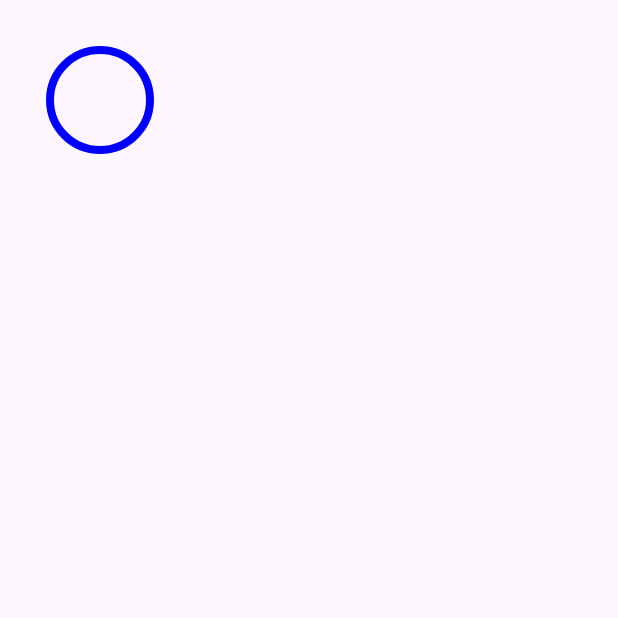
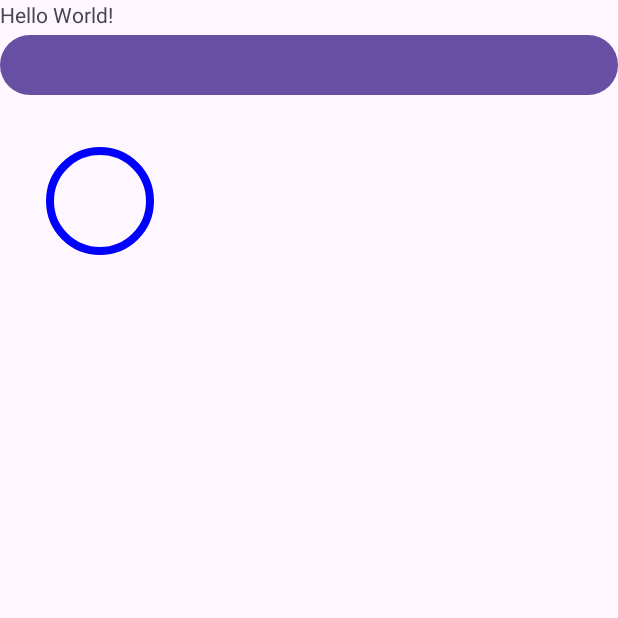
Before and after one commit to AlexFVZ/pruebaUnity, an Android app: the screen it shows after launch (MainActivity), on a phone screen of 412 x 824 dp, the top half of it. Run offline under Robolectric (Android 15) with nearby library versions, the phone set to English and light mode, and no system bars.

```diff
--- a/app/src/main/java/dev/xtec/pruebaunity/MainActivity.java
+++ b/app/src/main/java/dev/xtec/pruebaunity/MainActivity.java
@@ -1,6 +1,8 @@
 package dev.xtec.pruebaunity;
 
 import android.os.Bundle;
+import android.view.View;
+import android.widget.Button;
 
 import androidx.activity.EdgeToEdge;
 import androidx.appcompat.app.AppCompatActivity;
@@ -11,6 +13,8 @@ import androidx.core.view.WindowInsetsCompat;
 public class MainActivity extends AppCompatActivity {
 
     ExempleView vistaExample;
+    Button bt;
+    View.OnClickListener listener;
 
     @Override
     protected void onCreate(Bundle savedInstanceState) {
@@ -18,5 +22,6 @@ public class MainActivity extends AppCompatActivity {
         setContentView(R.layout.activity_main);
 
         vistaExample = findViewById(R.id.exempleView);
+        bt=findViewById(R.id.buttonBT);
     }
 }
--- a/app/src/main/res/layout/activity_main.xml
+++ b/app/src/main/res/layout/activity_main.xml
@@ -8,20 +8,21 @@
     android:orientation="vertical"
     tools:context=".MainActivity">
 
+    <TextView
+        android:layout_width="wrap_content"
+        android:layout_height="wrap_content"
+        android:text="Hello World!" />
+
+    <Button
+        android:id="@+id/buttonBT"
+        android:layout_width="match_parent"
+        android:layout_height="wrap_content" />
+
     <dev.xtec.pruebaunity.ExempleView
         android:id="@+id/exempleView"
         android:layout_width="match_parent"
-        android:layout_height="match_parent"/>
-
-    <TextView
-        android:layout_width="wrap_content"
-        android:layout_height="wrap_content"
-        android:text="Hello World!"
-        />
-
-    <Button
-        android:layout_height="wrap_content"
-        android:layout_width="wrap_content"/>
+        android:layout_height="500dp"
+        android:text="circulo centro"/>
 
 
 </LinearLayout>
```
